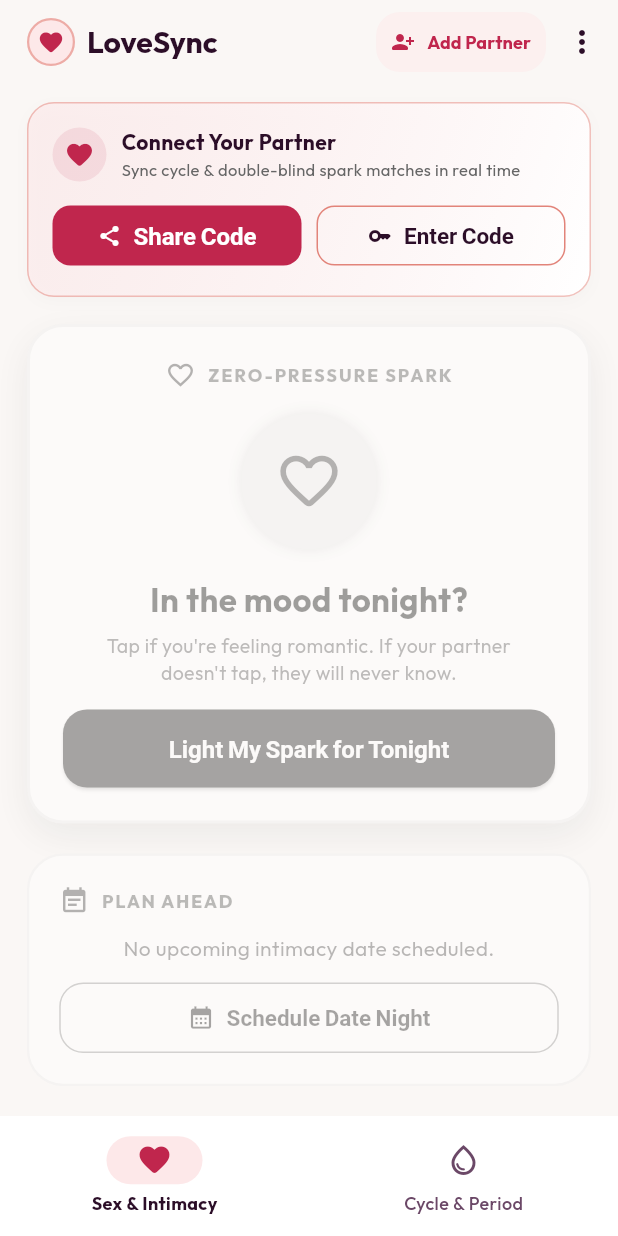
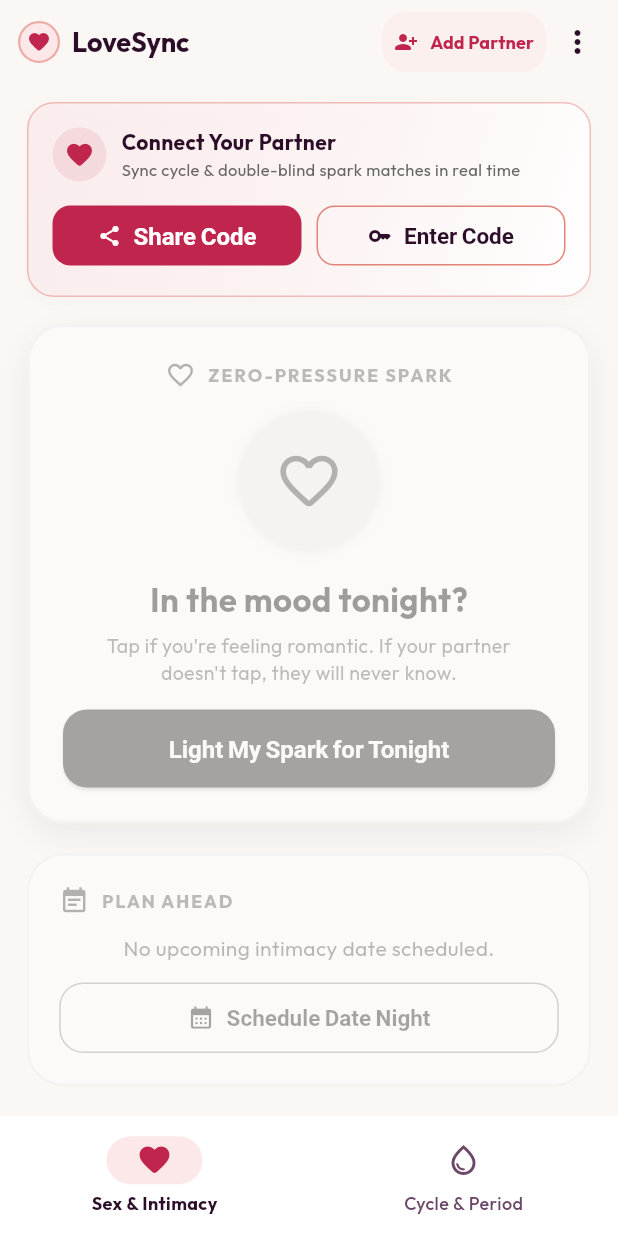
Before and after one commit to EiDHindY/LoveSync, a Flutter app: the DashboardScreen screen opened directly, on a phone screen of 412 x 824 dp. Run offline on Flutter 3.47's test engine with Material 3 defaults, Android fonts, the phone set to English and light mode, and no system bars; our stand-ins replace confetti, flutter_local_notifications, flutter_riverpod, google_fonts, share_plus, shared_preferences and 1 more; accounts and stored records are empty.

Commit message:
fix(dashboard): resolve AppBar RenderFlex overflow by constraining partner pill

```diff
--- a/lib/features/dashboard/presentation/dashboard_screen.dart
+++ b/lib/features/dashboard/presentation/dashboard_screen.dart
@@ -414,13 +414,13 @@ class _DashboardScreenState extends ConsumerState<DashboardScreen> {
     return Scaffold(
       appBar: AppBar(
         centerTitle: false,
-        titleSpacing: 18,
+        titleSpacing: 12,
         title: Row(
           mainAxisSize: MainAxisSize.min,
           children: [
             Container(
-              width: 32,
-              height: 32,
+              width: 28,
+              height: 28,
               decoration: BoxDecoration(
                 color: AppTheme.blush,
                 shape: BoxShape.circle,
@@ -430,11 +430,17 @@ class _DashboardScreenState extends ConsumerState<DashboardScreen> {
                 ),
               ),
               child: const Center(
-                child: Icon(Icons.favorite_rounded, color: AppTheme.crimson, size: 18),
+                child: Icon(Icons.favorite_rounded, color: AppTheme.crimson, size: 16),
               ),
             ),
             const SizedBox(width: 8),
-            const Text('LoveSync'),
+            const Text(
+              'LoveSync',
+              style: TextStyle(
+                fontWeight: FontWeight.bold,
+                fontSize: 18,
+              ),
+            ),
           ],
         ),
         actions: [
@@ -443,8 +449,8 @@ class _DashboardScreenState extends ConsumerState<DashboardScreen> {
               onTap: () => _openPartnerModal(context),
               borderRadius: BorderRadius.circular(20),
               child: Container(
-                padding: const EdgeInsets.symmetric(horizontal: 10, vertical: 4),
-                margin: const EdgeInsets.symmetric(vertical: 8, horizontal: 4),
+                padding: const EdgeInsets.symmetric(horizontal: 8, vertical: 4),
+                margin: const EdgeInsets.symmetric(vertical: 8, horizontal: 2),
                 decoration: BoxDecoration(
                   color: AppTheme.blush.withValues(alpha: 0.7),
                   borderRadius: BorderRadius.circular(20),
@@ -454,26 +460,28 @@ class _DashboardScreenState extends ConsumerState<DashboardScreen> {
                   mainAxisSize: MainAxisSize.min,
                   children: [
                     CircleAvatar(
-                      radius: 11,
+                      radius: 10,
                       backgroundColor: AppTheme.crimson,
                       child: Text(
                         repo.partnerName.isNotEmpty ? repo.partnerName[0].toUpperCase() : 'P',
                         style: const TextStyle(
                           color: Colors.white,
                           fontWeight: FontWeight.bold,
-                          fontSize: 11,
+                          fontSize: 10,
                         ),
                       ),
                     ),
-                    const SizedBox(width: 6),
-                    Column(
+                    const SizedBox(width: 5),
+                    ConstrainedBox(
+                      constraints: const BoxConstraints(maxWidth: 100),
+                      child: Column(
                         mainAxisAlignment: MainAxisAlignment.center,
                         crossAxisAlignment: CrossAxisAlignment.start,
                         children: [
                           const Text(
                             'My Partner',
                             style: TextStyle(
-                            fontSize: 9,
+                              fontSize: 8.5,
                               fontWeight: FontWeight.w600,
                               color: AppTheme.plumLight,
                               letterSpacing: 0.2,
@@ -490,6 +498,7 @@ class _DashboardScreenState extends ConsumerState<DashboardScreen> {
                             overflow: TextOverflow.ellipsis,
                           ),
                         ],
+                      ),
                     ),
                   ],
                 ),
@@ -510,10 +519,11 @@ class _DashboardScreenState extends ConsumerState<DashboardScreen> {
               style: TextButton.styleFrom(
                 backgroundColor: AppTheme.blush.withValues(alpha: 0.5),
                 shape: RoundedRectangleBorder(borderRadius: BorderRadius.circular(16)),
-                padding: const EdgeInsets.symmetric(horizontal: 10, vertical: 4),
+                padding: const EdgeInsets.symmetric(horizontal: 8, vertical: 4),
               ),
             ),
           PopupMenuButton<String>(
+            padding: const EdgeInsets.only(right: 6),
             icon: const Icon(Icons.more_vert, color: AppTheme.plum),
             onSelected: (val) async {
               if (val == 'partner_info') {
```
Lines whose indentation alone changed are shown as unchanged.
